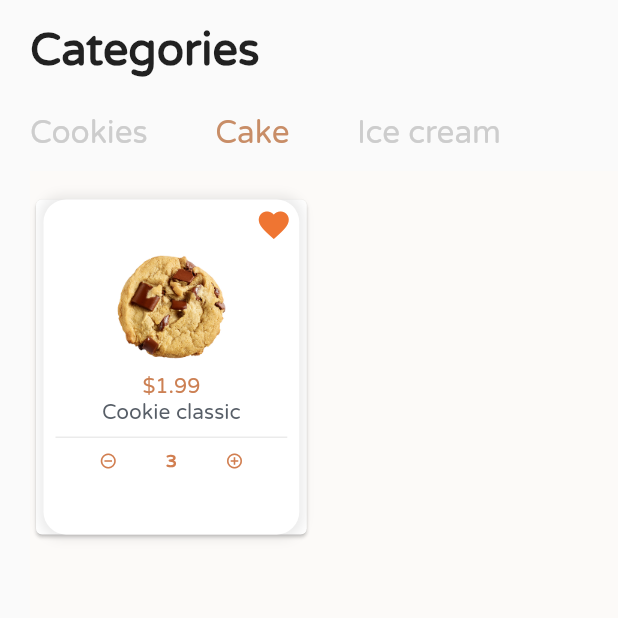
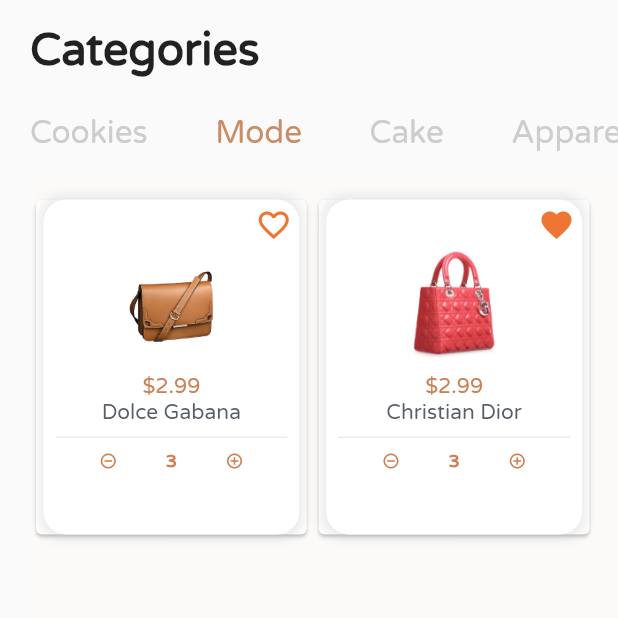
Before and after one commit to ILBOUDO-hub/prototype, a Flutter app: the Category screen opened directly, tab 2 chosen, on a phone screen of 412 x 824 dp, the top half of it. Run offline on Flutter 3.47's test engine with Material 2 defaults, Android fonts, the phone set to English and light mode, and no system bars; our stand-ins replace firebase_auth, image_picker; missing offline and left inert: chat_list, whatsapp_unilink; accounts and stored records are empty; project files that could hold a hidden picture were left out.

Commit message:
Differenciation des categories

```diff
--- /dev/null
+++ b/lib/accessoire.dart
@@ -0,0 +1,155 @@
+import 'package:flutter/material.dart';
+import 'package:prototype/cookie_detail.dart';
+import 'package:prototype/models/Product.dart';
+
+class Accessoire extends StatefulWidget {
+  @override
+  State<Accessoire> createState() => _AccessoireState();
+}
+
+class _AccessoireState extends State<Accessoire> {
+  List<Card> movieOscar = [];
+
+  buildList() async {
+    //BuildList recupere tous les articles a travers une boucle et les affiches dans un container
+    for (var i = 0; i < gateau.length; i++) {
+      final gleinfo = gateau[i];
+      final String nameposter = gleinfo.name;
+      final String cookiecategorie = gleinfo.categorie;
+      //final String categorieposter = gleinfo.name;
+      if (cookiecategorie == "accessoire") {
+        final String priceposter = gleinfo.price.toString();
+        //final String priceposter = gleinfo.price as String;
+        final String imageposter = gleinfo.imgPath;
+        int pourcent = 85 + i;
+
+        movieOscar.add(Card(
+          child: Padding(
+              padding:
+                  EdgeInsets.only(top: 0.0, bottom: 0.0, left: 5.0, right: 5.0),
+              //  if(name == "Cookie mint"){}
+              child: InkWell(
+                  onTap: () {
+                    Navigator.of(context).push(MaterialPageRoute(
+                        builder: (context) => CookieDetail(
+                            assetPath: gleinfo.imgPath,
+                            cookieprice: gleinfo.price,
+                            cookiename: gleinfo.name,
+                            cookieauteur: gleinfo.auteur,
+                            cookiecategorie: gleinfo.categorie)));
+
+                    //  );
+                  },
+                  child: Container(
+                      decoration: BoxDecoration(
+                          borderRadius: BorderRadius.circular(15.0),
+                          boxShadow: [
+                            BoxShadow(
+                                color: Colors.grey.withOpacity(0.2),
+                                spreadRadius: 3.0,
+                                blurRadius: 5.0)
+                          ],
+                          color: Colors.white),
+                      child: Column(children: [
+                        Padding(
+                            padding: EdgeInsets.all(5.0),
+                            child: Row(
+                                mainAxisAlignment: MainAxisAlignment.end,
+                                children: [
+                                  gleinfo.isFavorite
+                                      ? Icon(Icons.favorite,
+                                          color: Color(0xFFEF7532))
+                                      : Icon(Icons.favorite_border,
+                                          color: Color(0xFFEF7532))
+                                ])),
+                        Hero(
+                            tag: gleinfo.imgPath,
+                            child: Container(
+                                height: 75.0,
+                                width: 75.0,
+                                decoration: BoxDecoration(
+                                    image: DecorationImage(
+                                        image: AssetImage(gleinfo.imgPath),
+                                        fit: BoxFit.contain)))),
+                        SizedBox(height: 7.0),
+                        Text("\$$priceposter",
+                            style: TextStyle(
+                                color: Color(0xFFCC8053),
+                                fontFamily: 'Varela',
+                                fontSize: 14.0)),
+                        Text(gleinfo.name,
+                            style: TextStyle(
+                                color: Color(0xFF575E67),
+                                fontFamily: 'Varela',
+                                fontSize: 14.0)),
+                        Padding(
+                            padding: EdgeInsets.all(8.0),
+                            child: Container(
+                                color: Color(0xFFEBEBEB), height: 1.0)),
+                        Padding(
+                            padding: EdgeInsets.only(left: 5.0, right: 5.0),
+                            child: Row(
+                                mainAxisAlignment:
+                                    MainAxisAlignment.spaceEvenly,
+                                children: [
+                                  if (!gleinfo.added) ...[
+                                    Icon(Icons.shopping_basket,
+                                        color: Color(0xFFD17E50), size: 12.0),
+                                    Text('Add to cart',
+                                        style: TextStyle(
+                                            fontFamily: 'Varela',
+                                            color: Color(0xFFD17E50),
+                                            fontSize: 12.0))
+                                  ],
+                                  if (gleinfo.added) ...[
+                                    Icon(Icons.remove_circle_outline,
+                                        color: Color(0xFFD17E50), size: 12.0),
+                                    Text('3',
+                                        style: TextStyle(
+                                            fontFamily: 'Varela',
+                                            color: Color(0xFFD17E50),
+                                            fontWeight: FontWeight.bold,
+                                            fontSize: 12.0)),
+                                    Icon(Icons.add_circle_outline,
+                                        color: Color(0xFFD17E50), size: 12.0),
+                                  ]
+                                ]))
+                      ])))),
+        ));
+      }
+    }
+  }
+
+  @override
+  void initState() {
+    super.initState();
+    buildList();
+  }
+
+  @override
+  Widget build(BuildContext context) {
+    return Scaffold(
+      backgroundColor: const Color(0xFFFCFAF8),
+      body: ListView(
+        children: <Widget>[
+          SizedBox(height: 15.0),
+          Container(
+            padding: EdgeInsets.only(right: 15.0),
+            width: MediaQuery.of(context).size.width - 30.0,
+            height: MediaQuery.of(context).size.height - 50.0,
+            child: GridView.count(
+              physics: BouncingScrollPhysics(
+                  parent: AlwaysScrollableScrollPhysics()),
+              childAspectRatio: 0.815,
+              crossAxisCount: 2,
+              shrinkWrap: true,
+              //movieOscar qui liste les articles
+              children: movieOscar,
+            ),
+          ),
+          SizedBox(height: 15.0)
+        ],
+      ),
+    );
+  }
+}
--- a/lib/models/Product.dart
+++ b/lib/models/Product.dart
@@ -279,6 +279,54 @@ List<Gateau> gateau = [
         "Lorem Dolor set simply dummy text of the printing and typesetting industry. Lorem Ipsum has been the industry's standard dummy text ever since. When an unknown printer took a galley.",
     imgPath: "assets/cookiechoco.jpg",
   ),
+
+        Gateau(
+    name: "Manette",
+        auteur: "Lebian",
+    categorie: "appareil",
+    isFavorite: true,
+    price: 2.99,
+    added: true,
+    context:
+        "Lorem Dolor set simply dummy text of the printing and typesetting industry. Lorem Ipsum has been the industry's standard dummy text ever since. When an unknown printer took a galley.",
+    imgPath:  "assets/categories/pc_5.png",
+  ),
+
+        Gateau(
+    name: "PS4",
+        auteur: "Eleazar",
+    categorie: "appareil",
+    isFavorite: false,
+    price: 2.99,
+    added: true,
+    context:
+        "Lorem Dolor set simply dummy text of the printing and typesetting industry. Lorem Ipsum has been the industry's standard dummy text ever since. When an unknown printer took a galley.",
+    imgPath: "assets/categories/pc_1.png",
+  ),
+
+          Gateau(
+    name: "Dolce Gabana",
+        auteur: "Eleazar",
+    categorie: "accessoire",
+    isFavorite: false,
+    price: 2.99,
+    added: true,
+    context:
+        "Lorem Dolor set simply dummy text of the printing and typesetting industry. Lorem Ipsum has been the industry's standard dummy text ever since. When an unknown printer took a galley.",
+    imgPath: "assets/categories/bag_2.png",
+  ),
+
+          Gateau(
+    name: "Christian Dior",
+        auteur: "Brice",
+    categorie: "accessoire",
+    isFavorite: true,
+    price: 2.99,
+    added: true,
+    context:
+        "Lorem Dolor set simply dummy text of the printing and typesetting industry. Lorem Ipsum has been the industry's standard dummy text ever since. When an unknown printer took a galley.",
+    imgPath: "assets/categories/bag_5.png",
+  ),
 ];
 
 
--- a/lib/screens/category.dart
+++ b/lib/screens/category.dart
@@ -1,4 +1,6 @@
 import 'package:flutter/material.dart';
+import 'package:prototype/accessoire.dart';
+import 'package:prototype/appareil.dart';
 import 'package:prototype/cookie_page.dart';
 import 'package:prototype/cake_page.dart';
 
@@ -15,7 +17,7 @@ class _CategoryState extends State<Category>
   @override
   void initState() {
     super.initState();
-    _tabController = TabController(length: 3, vsync: this);
+    _tabController = TabController(length: 4, vsync: this);
   }
 
   @override
@@ -68,6 +70,13 @@ class _CategoryState extends State<Category>
                       )),
                 ),
                 Tab(
+                  child: Text('Mode',
+                      style: TextStyle(
+                        fontFamily: 'Varela',
+                        fontSize: 21.0,
+                      )),
+                ),
+                Tab(
                   child: Text('Cake',
                       style: TextStyle(
                         fontFamily: 'Varela',
@@ -75,7 +84,7 @@ class _CategoryState extends State<Category>
                       )),
                 ),
                 Tab(
-                  child: Text('Ice cream',
+                  child: Text('Appareils',
                       style: TextStyle(
                         fontFamily: 'Varela',
                         fontSize: 21.0,
@@ -89,8 +98,9 @@ class _CategoryState extends State<Category>
                   controller: _tabController,
                   children: [
                     CookiePage(),
+                    Accessoire(),
                     CakePage(),
-                    CookiePage(),
+                    Appareil(),
                   ]
                 )
               )
```
Also changed, not shown: lib/appareil.dart (added, +155 -0 lines).
